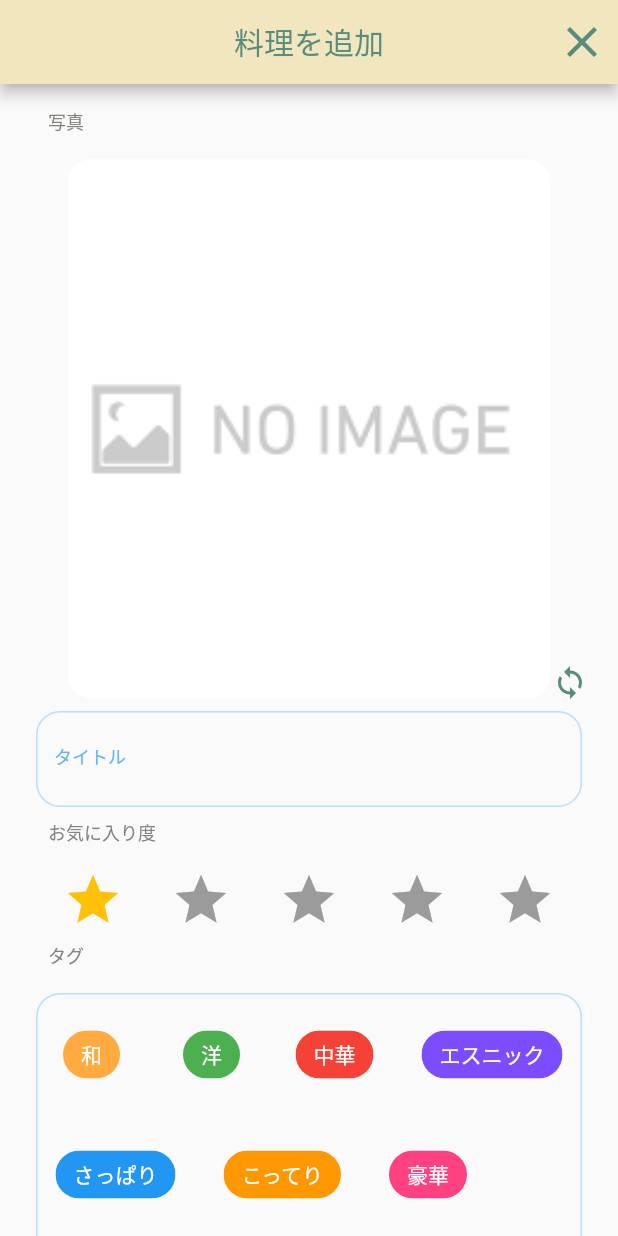
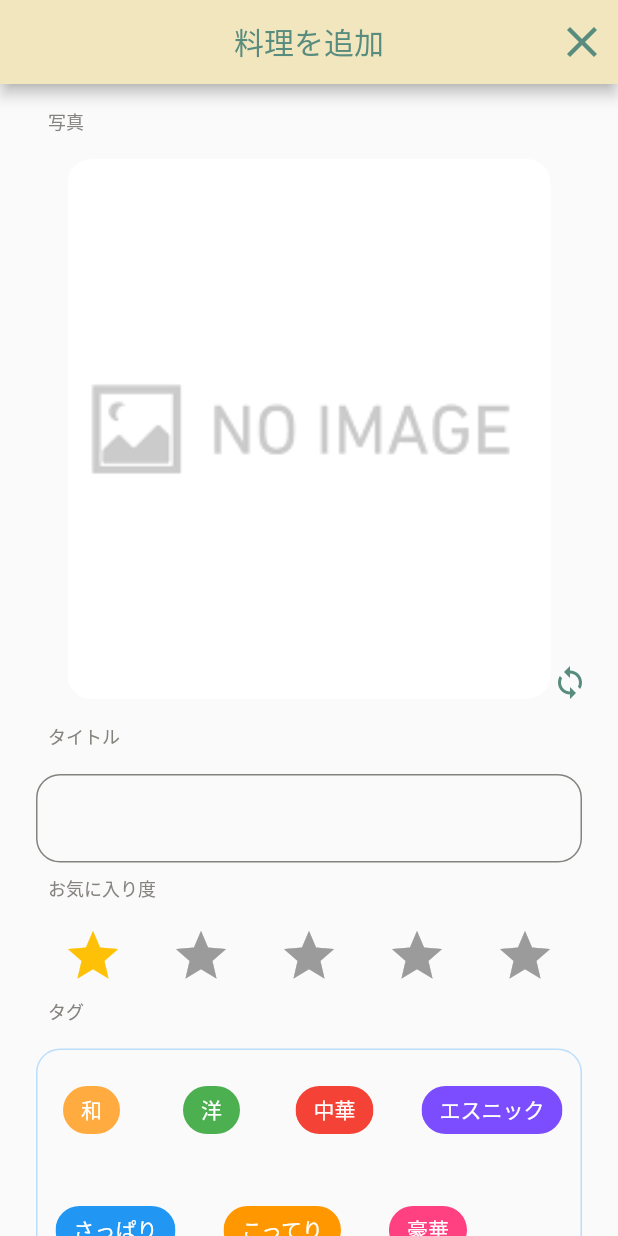
Before and after one commit to baekx/becos_kitchen, a Flutter app: the AddMenuPage screen opened directly, on a phone screen of 412 x 824 dp. Run offline on Flutter 3.47's test engine with Material 2 defaults, Android fonts, the phone set to English and light mode, and no system bars; drawn by our look-alikes of flutter_rating_bar; our stand-ins replace cloud_firestore, firebase_core, firebase_storage, flutter_riverpod, flutter_svg, freezed_annotation and 1 more; accounts and stored records are empty.

Commit message:
タイトル修正

```diff
--- a/lib/screen/add_menu/add_menu_page.dart
+++ b/lib/screen/add_menu/add_menu_page.dart
@@ -48,7 +48,8 @@ class AddMenuPage extends ConsumerWidget {
             const Label(text: "写真"),
             MenuImage(imagePath: image),
             // タイトル
-            const ColumnPadding(height: 8.0),
+            const ColumnPadding(height: 16.0),
+            const Label(text: "タイトル"),
             const MenuTitle(),
             // 星
             const ColumnPadding(height: 8.0),
--- a/lib/screen/add_menu/menu_title.dart
+++ b/lib/screen/add_menu/menu_title.dart
@@ -1,3 +1,4 @@
+import 'package:becos_kitchen/common/material_color.dart';
 import 'package:becos_kitchen/provider.dart';
 import 'package:flutter/material.dart';
 import 'package:flutter_riverpod/flutter_riverpod.dart';
@@ -13,14 +14,13 @@ class MenuTitle extends ConsumerWidget {
       decoration: InputDecoration(
           focusedBorder: OutlineInputBorder(
               borderRadius: BorderRadius.circular(16),
-              borderSide: const BorderSide(color: Colors.blue, width: 2.0)),
-          labelStyle: TextStyle(fontSize: 12, color: Colors.blue[300]),
-          labelText: "タイトル",
-          hintText: "タイトル",
+              borderSide:
+                  const BorderSide(color: Color(textColor), width: 2.0)),
+          labelStyle: TextStyle(fontSize: 12, color: Color(textColor)),
           floatingLabelStyle: const TextStyle(fontSize: 14),
           enabledBorder: OutlineInputBorder(
               borderRadius: BorderRadius.circular(16),
-              borderSide: BorderSide(color: Colors.blue[100]!, width: 1.0))),
+              borderSide: BorderSide(color: Color(textColor), width: 1.0))),
       onChanged: (text) {
         ref.watch(addMenuPageProvider.notifier).setTitle(text);
       },
```
